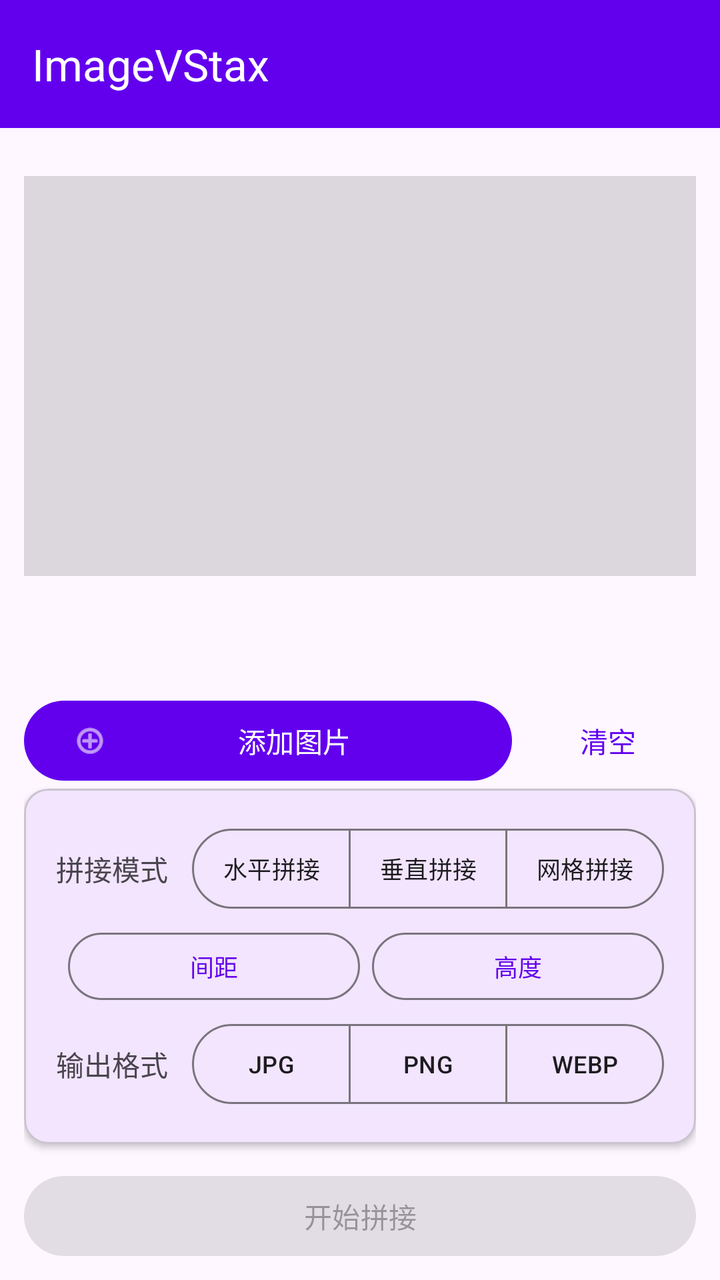
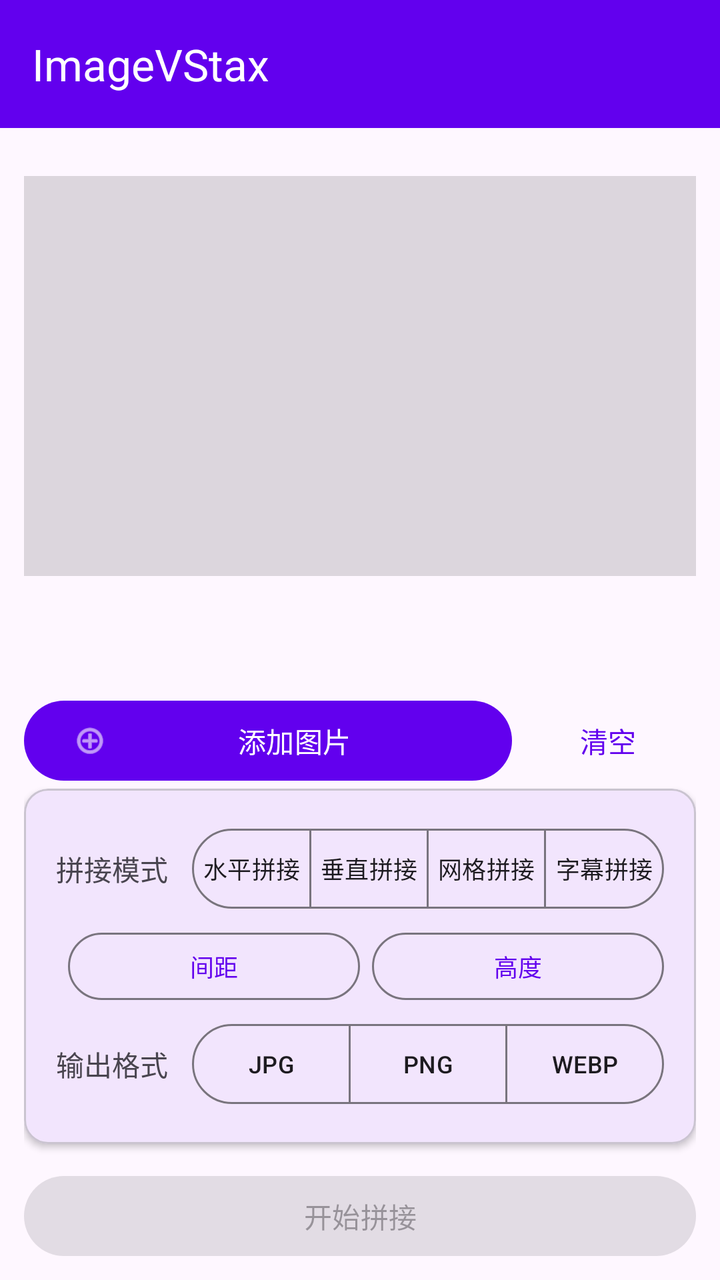

Screens rendered from an Android XML layout before and after an edit, with the pre-edit source and the edit as a unified diff.
<!-- AndroidManifest.xml: application theme Theme.ImageVStax -->
<!-- res/layout/activity_main.xml -->
<?xml version="1.0" encoding="utf-8"?>
<androidx.coordinatorlayout.widget.CoordinatorLayout
    xmlns:android="http://schemas.android.com/apk/res/android"
    xmlns:app="http://schemas.android.com/apk/res-auto"
    android:id="@+id/root"
    android:layout_width="match_parent"
    android:layout_height="match_parent"
    android:background="?android:colorBackground">

    <com.google.android.material.appbar.AppBarLayout
        android:id="@+id/appBar"
        android:layout_width="match_parent"
        android:layout_height="wrap_content"
        android:background="?attr/colorPrimary">

        <com.google.android.material.appbar.MaterialToolbar
            android:id="@+id/toolbar"
            android:layout_width="match_parent"
            android:layout_height="?attr/actionBarSize"
            android:background="?attr/colorPrimary"
            app:title="@string/app_name"
            app:titleTextColor="@android:color/white" />
    </com.google.android.material.appbar.AppBarLayout>

    
    <LinearLayout
        android:layout_width="match_parent"
        android:layout_height="match_parent"
        android:orientation="vertical"
        app:layout_behavior="@string/appbar_scrolling_view_behavior">

        <androidx.core.widget.NestedScrollView
            android:layout_width="match_parent"
            android:layout_height="0dp"
            android:layout_weight="1"
            android:fillViewport="true">

            <LinearLayout
                android:layout_width="match_parent"
                android:layout_height="wrap_content"
                android:orientation="vertical"
                android:padding="12dp">

                <TextView
                    android:id="@+id/tvEmpty"
                    android:layout_width="match_parent"
                    android:layout_height="200dp"
                    android:gravity="center"
                    android:text="@string/no_images"
                    android:textColor="?android:textColorSecondary"
                    android:visibility="gone" />

                <androidx.recyclerview.widget.RecyclerView
                    android:id="@+id/rvImages"
                    android:layout_width="match_parent"
                    android:layout_height="wrap_content"
                    android:nestedScrollingEnabled="false" />

                <ImageView
                    android:id="@+id/ivResult"
                    android:layout_width="match_parent"
                    android:layout_height="wrap_content"
                    android:layout_marginTop="12dp"
                    android:adjustViewBounds="true"
                    android:background="#22000000"
                    android:minHeight="200dp"
                    android:scaleType="fitCenter" />
            </LinearLayout>
        </androidx.core.widget.NestedScrollView>

        
        <LinearLayout
            android:id="@+id/actionPanel"
            android:layout_width="match_parent"
            android:layout_height="wrap_content"
            android:orientation="vertical"
            android:background="?attr/colorSurface"
            android:paddingStart="12dp"
            android:paddingTop="8dp"
            android:paddingEnd="12dp"
            android:paddingBottom="8dp">

            <LinearLayout
                android:layout_width="match_parent"
                android:layout_height="wrap_content"
                android:orientation="horizontal"
                android:gravity="center_vertical">

                <com.google.android.material.button.MaterialButton
                    android:id="@+id/btnAdd"
                    android:layout_width="0dp"
                    android:layout_weight="1"
                    android:layout_height="wrap_content"
                    android:text="@string/add_images"
                    app:icon="@android:drawable/ic_menu_add" />

                <com.google.android.material.button.MaterialButton
                    android:id="@+id/btnClear"
                    style="@style/Widget.Material3.Button.TextButton"
                    android:layout_width="wrap_content"
                    android:layout_height="wrap_content"
                    android:layout_marginStart="4dp"
                    android:text="@string/clear" />
            </LinearLayout>

            <com.google.android.material.card.MaterialCardView
                android:layout_width="match_parent"
                android:layout_height="wrap_content"
                app:cardCornerRadius="12dp"
                app:cardElevation="2dp">

                
                <LinearLayout
                    android:layout_width="match_parent"
                    android:layout_height="wrap_content"
                    android:orientation="vertical"
                    android:padding="16dp">

                    <LinearLayout
                        android:layout_width="match_parent"
                        android:layout_height="wrap_content"
                        android:orientation="horizontal"
                        android:gravity="center_vertical">

                        <TextView
                            android:layout_width="wrap_content"
                            android:layout_height="wrap_content"
                            android:text="@string/stitch_mode" />

                        <com.google.android.material.button.MaterialButtonToggleGroup
                            android:id="@+id/toggleMode"
                            android:layout_width="0dp"
                            android:layout_weight="1"
                            android:layout_height="wrap_content"
                            android:layout_marginStart="12dp"
                            app:singleSelection="true">

                            <com.google.android.material.button.MaterialButton
                                android:id="@+id/btnHorizontal"
                                style="@style/Widget.Material3.Button.OutlinedButton"
                                android:layout_width="0dp"
                                android:layout_weight="1"
                                android:layout_height="wrap_content"
                                android:minWidth="0dp"
                                android:paddingStart="4dp"
                                android:paddingEnd="4dp"
                                android:text="@string/stitch_horizontal"
                                android:textSize="12sp" />

                            <com.google.android.material.button.MaterialButton
                                android:id="@+id/btnVertical"
                                style="@style/Widget.Material3.Button.OutlinedButton"
                                android:layout_width="0dp"
                                android:layout_weight="1"
                                android:layout_height="wrap_content"
                                android:minWidth="0dp"
                                android:paddingStart="4dp"
                                android:paddingEnd="4dp"
                                android:text="@string/stitch_vertical"
                                android:textSize="12sp" />

                            <com.google.android.material.button.MaterialButton
                                android:id="@+id/btnGrid"
                                style="@style/Widget.Material3.Button.OutlinedButton"
                                android:layout_width="0dp"
                                android:layout_weight="1"
                                android:layout_height="wrap_content"
                                android:minWidth="0dp"
                                android:paddingStart="4dp"
                                android:paddingEnd="4dp"
                                android:text="@string/stitch_grid"
                                android:textSize="12sp" />
                        </com.google.android.material.button.MaterialButtonToggleGroup>
                    </LinearLayout>

                    
                    <LinearLayout
                        android:id="@+id/paramRow"
                        android:layout_width="match_parent"
                        android:layout_height="wrap_content"
                        android:layout_marginTop="8dp"
                        android:orientation="horizontal">

                        <com.google.android.material.button.MaterialButton
                            android:id="@+id/btnParamColumns"
                            style="@style/Widget.Material3.Button.OutlinedButton"
                            android:layout_width="0dp"
                            android:layout_weight="1"
                            android:layout_height="wrap_content"
                            android:insetTop="0dp"
                            android:insetBottom="0dp"
                            android:minWidth="0dp"
                            android:minHeight="0dp"
                            android:paddingStart="4dp"
                            android:paddingTop="8dp"
                            android:paddingEnd="4dp"
                            android:paddingBottom="8dp"
                            android:text="@string/columns"
                            android:textSize="12sp"
                            android:visibility="gone" />

                        <com.google.android.material.button.MaterialButton
                            android:id="@+id/btnParamGap"
                            style="@style/Widget.Material3.Button.OutlinedButton"
                            android:layout_width="0dp"
                            android:layout_weight="1"
                            android:layout_height="wrap_content"
                            android:layout_marginStart="6dp"
                            android:insetTop="0dp"
                            android:insetBottom="0dp"
                            android:minWidth="0dp"
                            android:minHeight="0dp"
                            android:paddingStart="4dp"
                            android:paddingTop="8dp"
                            android:paddingEnd="4dp"
                            android:paddingBottom="8dp"
                            android:text="@string/gap"
                            android:textSize="12sp" />

                        <com.google.android.material.button.MaterialButton
                            android:id="@+id/btnParamHeight"
                            style="@style/Widget.Material3.Button.OutlinedButton"
                            android:layout_width="0dp"
                            android:layout_weight="1"
                            android:layout_height="wrap_content"
                            android:layout_marginStart="6dp"
                            android:insetTop="0dp"
                            android:insetBottom="0dp"
                            android:minWidth="0dp"
                            android:minHeight="0dp"
                            android:paddingStart="4dp"
                            android:paddingTop="8dp"
                            android:paddingEnd="4dp"
                            android:paddingBottom="8dp"
                            android:text="@string/height"
                            android:textSize="12sp" />

                        <com.google.android.material.button.MaterialButton
                            android:id="@+id/btnParamWidth"
                            style="@style/Widget.Material3.Button.OutlinedButton"
                            android:layout_width="0dp"
                            android:layout_weight="1"
                            android:layout_height="wrap_content"
                            android:layout_marginStart="6dp"
                            android:insetTop="0dp"
                            android:insetBottom="0dp"
                            android:minWidth="0dp"
                            android:minHeight="0dp"
                            android:paddingStart="4dp"
                            android:paddingTop="8dp"
                            android:paddingEnd="4dp"
                            android:paddingBottom="8dp"
                            android:text="@string/width"
                            android:textSize="12sp"
                            android:visibility="gone" />

                        <com.google.android.material.button.MaterialButton
                            android:id="@+id/btnParamQuality"
                            style="@style/Widget.Material3.Button.OutlinedButton"
                            android:layout_width="0dp"
                            android:layout_weight="1"
                            android:layout_height="wrap_content"
                            android:layout_marginStart="6dp"
                            android:insetTop="0dp"
                            android:insetBottom="0dp"
                            android:minWidth="0dp"
                            android:minHeight="0dp"
                            android:paddingStart="4dp"
                            android:paddingTop="8dp"
                            android:paddingEnd="4dp"
                            android:paddingBottom="8dp"
                            android:text="@string/quality"
                            android:textSize="12sp"
                            android:visibility="gone" />
                    </LinearLayout>

                    
                    <LinearLayout
                        android:layout_width="match_parent"
                        android:layout_height="wrap_content"
                        android:layout_marginTop="8dp"
                        android:gravity="center_vertical"
                        android:orientation="horizontal">

                        <TextView
                            android:layout_width="wrap_content"
                            android:layout_height="wrap_content"
                            android:text="@string/output_format" />

                        <com.google.android.material.button.MaterialButtonToggleGroup
                            android:id="@+id/toggleFormat"
                            android:layout_width="0dp"
                            android:layout_weight="1"
                            android:layout_height="wrap_content"
                            android:layout_marginStart="12dp"
                            app:singleSelection="true">

                            <com.google.android.material.button.MaterialButton
                                android:id="@+id/btnFormatJpg"
                                style="@style/Widget.Material3.Button.OutlinedButton"
                                android:layout_width="0dp"
                                android:layout_weight="1"
                                android:layout_height="wrap_content"
                                android:minWidth="0dp"
                                android:paddingStart="4dp"
                                android:paddingEnd="4dp"
                                android:text="@string/format_jpg"
                                android:textSize="12sp" />

                            <com.google.android.material.button.MaterialButton
                                android:id="@+id/btnFormatPng"
                                style="@style/Widget.Material3.Button.OutlinedButton"
                                android:layout_width="0dp"
                                android:layout_weight="1"
                                android:layout_height="wrap_content"
                                android:minWidth="0dp"
                                android:paddingStart="4dp"
                                android:paddingEnd="4dp"
                                android:text="@string/format_png"
                                android:textSize="12sp" />

                            <com.google.android.material.button.MaterialButton
                                android:id="@+id/btnFormatWebp"
                                style="@style/Widget.Material3.Button.OutlinedButton"
                                android:layout_width="0dp"
                                android:layout_weight="1"
                                android:layout_height="wrap_content"
                                android:minWidth="0dp"
                                android:paddingStart="4dp"
                                android:paddingEnd="4dp"
                                android:text="@string/format_webp"
                                android:textSize="12sp" />
                        </com.google.android.material.button.MaterialButtonToggleGroup>
                    </LinearLayout>
                </LinearLayout>
            </com.google.android.material.card.MaterialCardView>

            <com.google.android.material.button.MaterialButton
                android:id="@+id/btnStitch"
                android:layout_width="match_parent"
                android:layout_height="wrap_content"
                android:layout_marginTop="12dp"
                android:text="@string/stitch_start"
                android:enabled="false" />

            <LinearLayout
                android:id="@+id/resultActions"
                android:layout_width="match_parent"
                android:layout_height="wrap_content"
                android:layout_marginTop="8dp"
                android:orientation="horizontal"
                android:visibility="gone">

                <com.google.android.material.button.MaterialButton
                    android:id="@+id/btnSave"
                    android:layout_width="0dp"
                    android:layout_weight="1"
                    android:layout_height="wrap_content"
                    android:text="@string/save" />

                <com.google.android.material.button.MaterialButton
                    android:id="@+id/btnShare"
                    style="@style/Widget.Material3.Button.OutlinedButton"
                    android:layout_width="0dp"
                    android:layout_weight="1"
                    android:layout_height="wrap_content"
                    android:layout_marginStart="8dp"
                    android:text="@string/share" />
            </LinearLayout>
        </LinearLayout>
    </LinearLayout>
</androidx.coordinatorlayout.widget.CoordinatorLayout>
<!-- resources referenced by this layout -->
<resources>
  <string name="add_images">添加图片</string>
  <string name="app_name">ImageVStax</string>
  <string name="clear">清空</string>
  <string name="columns">列数</string>
  <string name="format_jpg">JPG</string>
  <string name="format_png">PNG</string>
  <string name="format_webp">WEBP</string>
  <string name="gap">间距</string>
  <string name="height">高度</string>
  <string name="no_images">还没有图片，点击下方按钮或从文件管理器分享图片</string>
  <string name="output_format">输出格式</string>
  <string name="quality">质量</string>
  <string name="save">保存</string>
  <string name="share">分享</string>
  <string name="stitch_grid">网格拼接</string>
  <string name="stitch_horizontal">水平拼接</string>
  <string name="stitch_mode">拼接模式</string>
  <string name="stitch_start">开始拼接</string>
  <string name="stitch_vertical">垂直拼接</string>
  <string name="width">宽度</string>
  <style name="Theme.ImageVStax" parent="Theme.Material3.DayNight.NoActionBar">
          <item name="colorPrimary">#FF6200EE</item>
          <item name="colorPrimaryVariant">#FF3700B3</item>
          <item name="colorOnPrimary">#FFFFFF</item>
          <item name="colorSecondary">#FF03DAC5</item>
          <item name="colorOnSecondary">#FF000000</item>
      </style>
</resources>

<!-- the commit's change to res/layout/activity_main.xml (unified diff, before → after) -->
@@ -170,6 +170,18 @@
                                 android:paddingEnd="4dp"
                                 android:text="@string/stitch_grid"
                                 android:textSize="12sp" />
+
+                            <com.google.android.material.button.MaterialButton
+                                android:id="@+id/btnSubtitle"
+                                style="@style/Widget.Material3.Button.OutlinedButton"
+                                android:layout_width="0dp"
+                                android:layout_weight="1"
+                                android:layout_height="wrap_content"
+                                android:minWidth="0dp"
+                                android:paddingStart="4dp"
+                                android:paddingEnd="4dp"
+                                android:text="@string/stitch_subtitle"
+                                android:textSize="12sp" />
                         </com.google.android.material.button.MaterialButtonToggleGroup>
                     </LinearLayout>
 
@@ -255,6 +267,25 @@
                             android:visibility="gone" />
 
                         <com.google.android.material.button.MaterialButton
+                            android:id="@+id/btnParamCrop"
+                            style="@style/Widget.Material3.Button.OutlinedButton"
+                            android:layout_width="0dp"
+                            android:layout_weight="1"
+                            android:layout_height="wrap_content"
+                            android:layout_marginStart="6dp"
+                            android:insetTop="0dp"
+                            android:insetBottom="0dp"
+                            android:minWidth="0dp"
+                            android:minHeight="0dp"
+                            android:paddingStart="4dp"
+                            android:paddingTop="8dp"
+                            android:paddingEnd="4dp"
+                            android:paddingBottom="8dp"
+                            android:text="@string/crop"
+                            android:textSize="12sp"
+                            android:visibility="gone" />
+
+                        <com.google.android.material.button.MaterialButton
                             android:id="@+id/btnParamQuality"
                             style="@style/Widget.Material3.Button.OutlinedButton"
                             android:layout_width="0dp"
<!-- resource entries referenced after the edit -->
@@ -4,6 +4,7 @@
   <string name="app_name">ImageVStax</string>
   <string name="clear">清空</string>
   <string name="columns">列数</string>
+  <string name="crop">裁切</string>
   <string name="format_jpg">JPG</string>
   <string name="format_png">PNG</string>
   <string name="format_webp">WEBP</string>
@@ -18,6 +19,7 @@
   <string name="stitch_horizontal">水平拼接</string>
   <string name="stitch_mode">拼接模式</string>
   <string name="stitch_start">开始拼接</string>
+  <string name="stitch_subtitle">字幕拼接</string>
   <string name="stitch_vertical">垂直拼接</string>
   <string name="width">宽度</string>
   <style name="Theme.ImageVStax" parent="Theme.Material3.DayNight.NoActionBar">
